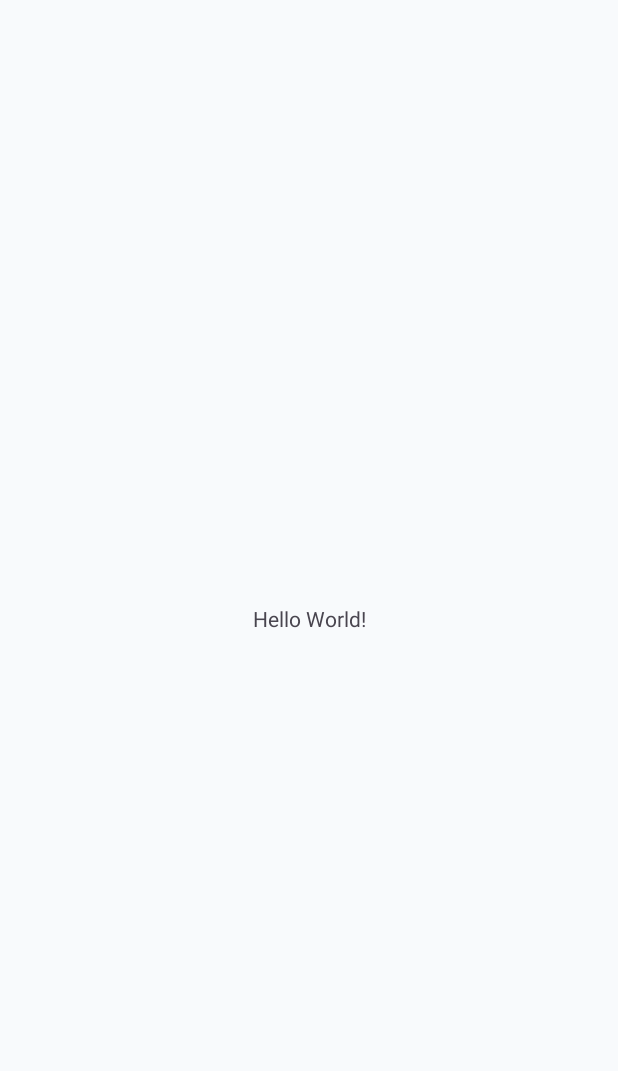
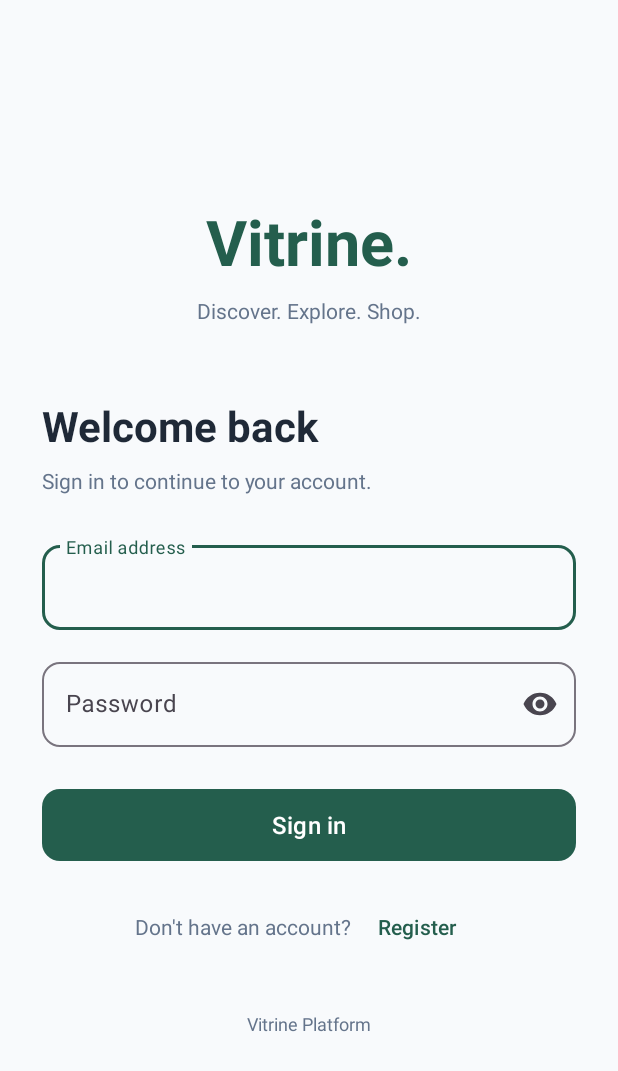
Before and after one commit to lazozl/VitrineApp, an Android app: the screen it shows after launch (MainActivity before the commit, LoginActivity after it), on a phone screen of 412 x 824 dp. Before the commit the part shown is almost empty. Shown: the top 1071 px of the screen. Run offline under Robolectric (Android 15) with nearby library versions, the phone set to English and light mode, and no system bars.

Commit message:
Implement login screen and authentication error handling

```diff
--- a/app/src/main/AndroidManifest.xml
+++ b/app/src/main/AndroidManifest.xml
@@ -16,13 +16,18 @@
         android:theme="@style/Theme.VitrineApp">
         <activity
             android:name=".MainActivity"
+            android:exported="false" />
+
+        <activity
+            android:name=".ui.auth.LoginActivity"
             android:exported="true"
             android:windowSoftInputMode="adjustResize">
+
             <intent-filter>
                 <action android:name="android.intent.action.MAIN" />
-
                 <category android:name="android.intent.category.LAUNCHER" />
             </intent-filter>
+
         </activity>
     </application>
 
--- /dev/null
+++ b/app/src/main/java/com/example/vitrine/ui/auth/LoginActivity.kt
@@ -0,0 +1,126 @@
+
+package com.example.vitrine.ui.auth
+
+import android.os.Bundle
+import android.util.Patterns
+import android.view.View
+import android.view.inputmethod.EditorInfo
+import android.widget.Toast
+import androidx.appcompat.app.AppCompatActivity
+import androidx.core.widget.doAfterTextChanged
+import com.example.vitrine.databinding.ActivityLoginBinding
+
+class LoginActivity : AppCompatActivity() {
+
+    private lateinit var binding: ActivityLoginBinding
+
+    override fun onCreate(savedInstanceState: Bundle?) {
+        super.onCreate(savedInstanceState)
+
+        binding = ActivityLoginBinding.inflate(layoutInflater)
+        setContentView(binding.root)
+
+        setupListeners()
+    }
+
+    private fun setupListeners() {
+
+        binding.btnLogin.setOnClickListener {
+            validateLogin()
+        }
+
+        binding.etEmail.doAfterTextChanged {
+            binding.emailLayout.error = null
+            binding.tvLoginError.visibility = View.GONE
+        }
+
+        binding.etPassword.doAfterTextChanged {
+            binding.passwordLayout.error = null
+            binding.tvLoginError.visibility = View.GONE
+        }
+
+        binding.etPassword.setOnEditorActionListener { _, actionId, _ ->
+            if (actionId == EditorInfo.IME_ACTION_DONE) {
+                validateLogin()
+                true
+            } else {
+                false
+            }
+        }
+
+        binding.tvRegister.setOnClickListener {
+            Toast.makeText(
+                this,
+                "Registration screen coming soon",
+                Toast.LENGTH_SHORT
+            ).show()
+        }
+    }
+
+    private fun validateLogin() {
+        binding.tvLoginError.visibility = View.GONE
+
+        val email = binding.etEmail.text.toString().trim()
+        val password = binding.etPassword.text.toString()
+
+        binding.emailLayout.error = null
+        binding.passwordLayout.error = null
+
+        var isValid = true
+
+        if (email.isEmpty()) {
+            binding.emailLayout.error = "Email is required"
+            isValid = false
+        } else if (!Patterns.EMAIL_ADDRESS.matcher(email).matches()) {
+            binding.emailLayout.error = "Enter a valid email address"
+            isValid = false
+        }
+
+        if (password.isEmpty()) {
+            binding.passwordLayout.error = "Password is required"
+            isValid = false
+        }
+
+        if (!isValid) {
+            return
+        }
+
+        submitLogin(email, password)
+    }
+
+    private fun submitLogin(email: String, password: String) {
+
+        // Temporary mock authentication for testing only.
+        val testEmail = "test@example.com"
+        val testPassword = "Test1234"
+
+        binding.tvLoginError.visibility = View.GONE
+
+        if (email != testEmail || password != testPassword) {
+
+            binding.tvLoginError.text =
+                "Invalid email or password"
+
+            binding.tvLoginError.visibility = View.VISIBLE
+
+            return
+        }
+
+        Toast.makeText(
+            this,
+            "Test login successful. API connection pending.",
+            Toast.LENGTH_LONG
+        ).show()
+    }
+
+    private fun setLoading(isLoading: Boolean) {
+
+        binding.progressBar.visibility =
+            if (isLoading) View.VISIBLE else View.GONE
+
+        binding.btnLogin.isEnabled = !isLoading
+        binding.etEmail.isEnabled = !isLoading
+        binding.etPassword.isEnabled = !isLoading
+        binding.tvRegister.isEnabled = !isLoading
+    }
+}
--- /dev/null
+++ b/app/src/main/res/layout/activity_login.xml
@@ -0,0 +1,167 @@
+<?xml version="1.0" encoding="utf-8"?>
+<ScrollView
+    xmlns:android="http://schemas.android.com/apk/res/android"
+    xmlns:app="http://schemas.android.com/apk/res-auto"
+    android:layout_width="match_parent"
+    android:layout_height="match_parent"
+    android:background="@color/app_background"
+    android:fillViewport="true"
+    android:fitsSystemWindows="true">
+
+    <LinearLayout
+        android:layout_width="match_parent"
+        android:layout_height="wrap_content"
+        android:orientation="vertical"
+        android:gravity="center_vertical"
+        android:padding="28dp">
+
+        <TextView
+            android:layout_width="match_parent"
+            android:layout_height="wrap_content"
+            android:text="Vitrine."
+            android:textSize="42sp"
+            android:textStyle="bold"
+            android:gravity="center"
+            android:textColor="@color/primary_green" />
+
+        <TextView
+            android:layout_width="match_parent"
+            android:layout_height="wrap_content"
+            android:layout_marginTop="8dp"
+            android:text="Discover. Explore. Shop."
+            android:textSize="14sp"
+            android:gravity="center"
+            android:textColor="@color/text_secondary" />
+
+        <TextView
+            android:layout_width="match_parent"
+            android:layout_height="wrap_content"
+            android:layout_marginTop="48dp"
+            android:text="Welcome back"
+            android:textSize="28sp"
+            android:textStyle="bold"
+            android:textColor="@color/text_primary" />
+
+        <TextView
+            android:layout_width="match_parent"
+            android:layout_height="wrap_content"
+            android:layout_marginTop="8dp"
+            android:text="Sign in to continue to your account."
+            android:textSize="14sp"
+            android:textColor="@color/text_secondary" />
+
+        <com.google.android.material.textfield.TextInputLayout
+            android:id="@+id/emailLayout"
+            style="@style/Widget.Material3.TextInputLayout.OutlinedBox"
+            android:layout_width="match_parent"
+            android:layout_height="wrap_content"
+            android:layout_marginTop="28dp"
+            android:hint="Email address"
+            app:boxCornerRadiusTopStart="12dp"
+            app:boxCornerRadiusTopEnd="12dp"
+            app:boxCornerRadiusBottomStart="12dp"
+            app:boxCornerRadiusBottomEnd="12dp">
+
+            <com.google.android.material.textfield.TextInputEditText
+                android:id="@+id/etEmail"
+                android:layout_width="match_parent"
+                android:layout_height="wrap_content"
+                android:inputType="textEmailAddress"
+                android:autofillHints="emailAddress"
+                android:imeOptions="actionNext"
+                android:maxLines="1" />
+
+        </com.google.android.material.textfield.TextInputLayout>
+
+        <com.google.android.material.textfield.TextInputLayout
+            android:id="@+id/passwordLayout"
+            style="@style/Widget.Material3.TextInputLayout.OutlinedBox"
+            android:layout_width="match_parent"
+            android:layout_height="wrap_content"
+            android:layout_marginTop="16dp"
+            android:hint="Password"
+            app:endIconMode="password_toggle"
+            app:boxCornerRadiusTopStart="12dp"
+            app:boxCornerRadiusTopEnd="12dp"
+            app:boxCornerRadiusBottomStart="12dp"
+            app:boxCornerRadiusBottomEnd="12dp">
+
+            <com.google.android.material.textfield.TextInputEditText
+                android:id="@+id/etPassword"
+                android:layout_width="match_parent"
+                android:layout_height="wrap_content"
+                android:inputType="textPassword"
+                android:autofillHints="password"
+                android:imeOptions="actionDone"
+                android:maxLines="1" />
+
+        </com.google.android.material.textfield.TextInputLayout>
+
+        <com.google.android.material.button.MaterialButton
+            android:id="@+id/btnLogin"
+            android:layout_width="match_parent"
+            android:layout_height="56dp"
+            android:layout_marginTop="24dp"
+            android:text="Sign in"
+            android:textSize="16sp"
+            android:textColor="@color/white"
+            app:backgroundTint="@color/primary_green"
+            app:cornerRadius="12dp" />
+
+        <TextView
+            android:id="@+id/tvLoginError"
+            android:layout_width="match_parent"
+            android:layout_height="wrap_content"
+            android:layout_marginTop="12dp"
+            android:background="@color/error_background"
+            android:padding="14dp"
+            android:gravity="center"
+            android:textColor="@color/error_red"
+            android:textSize="14sp"
+            android:visibility="gone" />
+
+        <ProgressBar
+            android:id="@+id/progressBar"
+            android:layout_width="36dp"
+            android:layout_height="36dp"
+            android:layout_gravity="center"
+            android:layout_marginTop="16dp"
+            android:indeterminateTint="@color/primary_green"
+            android:visibility="gone" />
+
+        <LinearLayout
+            android:layout_width="match_parent"
+            android:layout_height="wrap_content"
+            android:layout_marginTop="16dp"
+            android:gravity="center"
+            android:orientation="horizontal">
+
+            <TextView
+                android:layout_width="wrap_content"
+                android:layout_height="wrap_content"
+                android:text="Don't have an account?"
+                android:textColor="@color/text_secondary"
+                android:textSize="14sp" />
+
+            <com.google.android.material.button.MaterialButton
+                android:id="@+id/tvRegister"
+                style="@style/Widget.Material3.Button.TextButton"
+                android:layout_width="wrap_content"
+                android:layout_height="48dp"
+                android:text="Register"
+                android:textColor="@color/primary_green" />
+
+        </LinearLayout>
+
+        <TextView
+            android:layout_width="match_parent"
+            android:layout_height="wrap_content"
+            android:layout_marginTop="32dp"
+            android:gravity="center"
+            android:text="Vitrine Platform"
+            android:textColor="@color/text_secondary"
+            android:textSize="12sp" />
+
+    </LinearLayout>
+
+</ScrollView>
--- a/app/src/main/res/values/colors.xml
+++ b/app/src/main/res/values/colors.xml
@@ -12,5 +12,6 @@
     <color name="text_primary">#1F2937</color>
     <color name="text_secondary">#64748B</color>
     <color name="error_red">#DC2626</color>
+    <color name="error_background">#FEE2E2</color>
 
 </resources>
```
